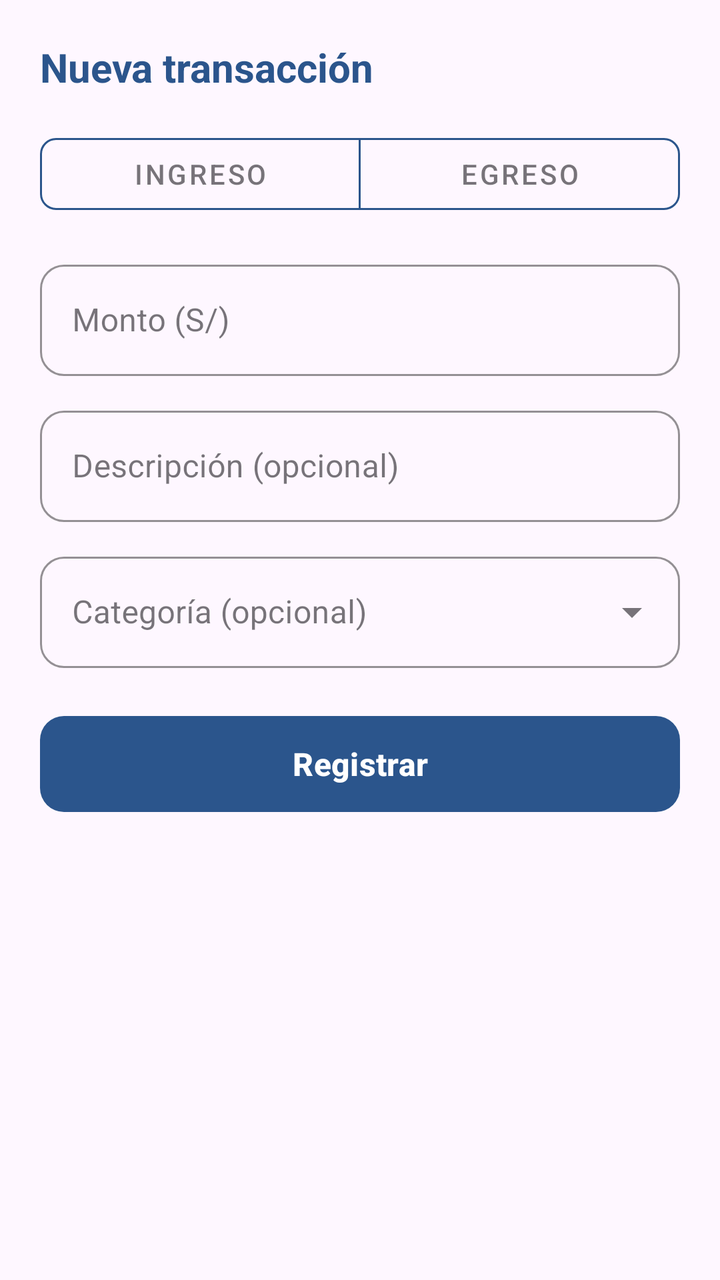
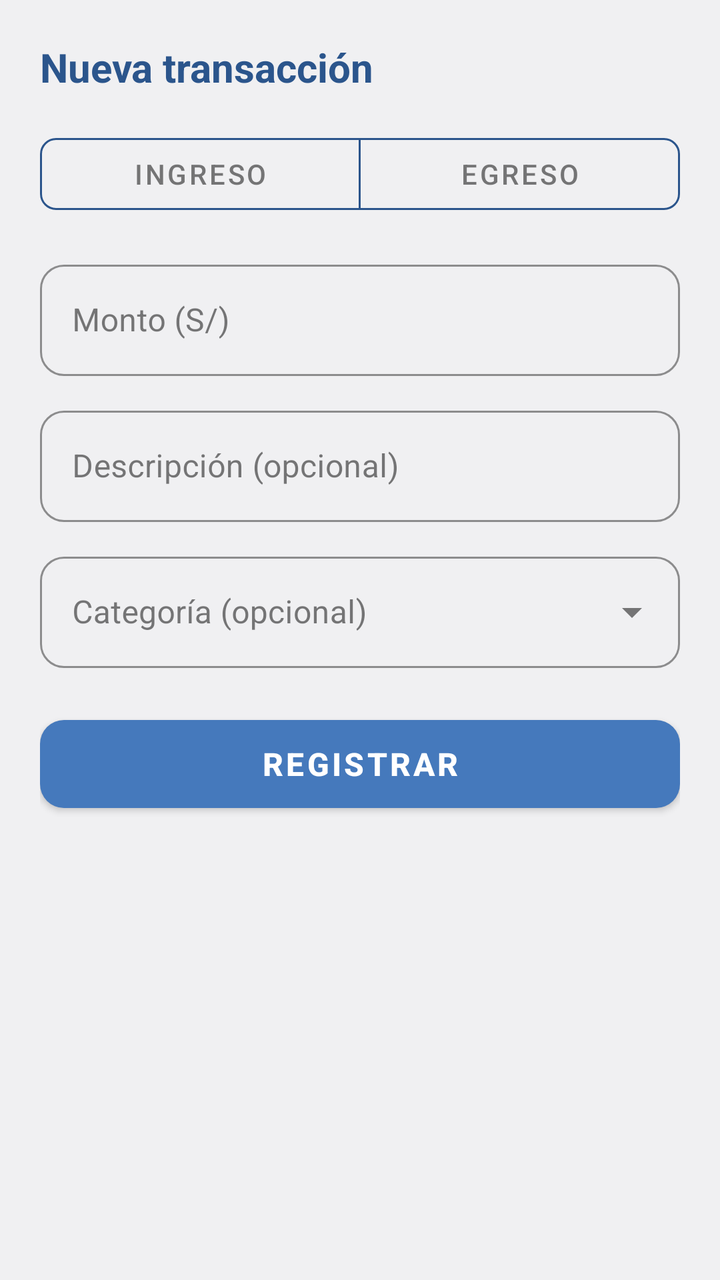

The first picture is an Android layout as it rendered before a commit; the second is the same layout after the commit. The layout source and the unified diff follow.
<!-- AndroidManifest.xml: application theme Theme.Finanzas_independientes_app -->
<!-- res/layout/dialog_add_transaction.xml -->
<?xml version="1.0" encoding="utf-8"?>
<LinearLayout
    xmlns:android="http://schemas.android.com/apk/res/android"
    xmlns:app="http://schemas.android.com/apk/res-auto"
    android:layout_width="match_parent"
    android:layout_height="wrap_content"
    android:orientation="vertical"
    android:padding="20dp">

    <TextView
        android:layout_width="wrap_content"
        android:layout_height="wrap_content"
        android:text="Nueva transacción"
        android:textColor="#2B558C"
        android:textSize="20sp"
        android:textStyle="bold"
        android:layout_marginBottom="16dp" />

    
    <com.google.android.material.button.MaterialButtonToggleGroup
        android:id="@+id/toggleTipo"
        android:layout_width="match_parent"
        android:layout_height="wrap_content"
        android:layout_marginBottom="16dp"
        app:singleSelection="true"
        app:selectionRequired="true">

        <com.google.android.material.button.MaterialButton
            android:id="@+id/btnTipoIngreso"
            style="@style/Widget.MaterialComponents.Button.OutlinedButton"
            android:layout_width="0dp"
            android:layout_height="wrap_content"
            android:layout_weight="1"
            android:text="Ingreso"
            android:textSize="14sp"
            app:strokeColor="#2B558C"
            app:cornerRadius="8dp" />

        <com.google.android.material.button.MaterialButton
            android:id="@+id/btnTipoEgreso"
            style="@style/Widget.MaterialComponents.Button.OutlinedButton"
            android:layout_width="0dp"
            android:layout_height="wrap_content"
            android:layout_weight="1"
            android:text="Egreso"
            android:textSize="14sp"
            app:strokeColor="#2B558C"
            app:cornerRadius="8dp" />

    </com.google.android.material.button.MaterialButtonToggleGroup>

    
    <com.google.android.material.textfield.TextInputLayout
        android:id="@+id/tilMonto"
        style="@style/Widget.MaterialComponents.TextInputLayout.OutlinedBox"
        android:layout_width="match_parent"
        android:layout_height="wrap_content"
        android:layout_marginBottom="12dp"
        android:hint="Monto (S/)"
        app:boxStrokeColor="#2B558C"
        app:hintTextColor="#2B558C"
        app:boxCornerRadiusTopStart="12dp"
        app:boxCornerRadiusTopEnd="12dp"
        app:boxCornerRadiusBottomStart="12dp"
        app:boxCornerRadiusBottomEnd="12dp">

        <com.google.android.material.textfield.TextInputEditText
            android:id="@+id/etMonto"
            android:layout_width="match_parent"
            android:layout_height="wrap_content"
            android:inputType="numberDecimal" />

    </com.google.android.material.textfield.TextInputLayout>

    
    <com.google.android.material.textfield.TextInputLayout
        android:id="@+id/tilDescripcion"
        style="@style/Widget.MaterialComponents.TextInputLayout.OutlinedBox"
        android:layout_width="match_parent"
        android:layout_height="wrap_content"
        android:layout_marginBottom="12dp"
        android:hint="Descripción (opcional)"
        app:boxStrokeColor="#2B558C"
        app:hintTextColor="#2B558C"
        app:boxCornerRadiusTopStart="12dp"
        app:boxCornerRadiusTopEnd="12dp"
        app:boxCornerRadiusBottomStart="12dp"
        app:boxCornerRadiusBottomEnd="12dp">

        <com.google.android.material.textfield.TextInputEditText
            android:id="@+id/etDescripcion"
            android:layout_width="match_parent"
            android:layout_height="wrap_content"
            android:inputType="text" />

    </com.google.android.material.textfield.TextInputLayout>

    
    <com.google.android.material.textfield.TextInputLayout
        android:id="@+id/tilCategoria"
        style="@style/Widget.MaterialComponents.TextInputLayout.OutlinedBox.ExposedDropdownMenu"
        android:layout_width="match_parent"
        android:layout_height="wrap_content"
        android:layout_marginBottom="20dp"
        android:hint="Categoría (opcional)"
        app:boxStrokeColor="#2B558C"
        app:hintTextColor="#2B558C"
        app:boxCornerRadiusTopStart="12dp"
        app:boxCornerRadiusTopEnd="12dp"
        app:boxCornerRadiusBottomStart="12dp"
        app:boxCornerRadiusBottomEnd="12dp">

        <AutoCompleteTextView
            android:id="@+id/actvCategoria"
            android:layout_width="match_parent"
            android:layout_height="wrap_content"
            android:inputType="none"
            android:text=""
            android:focusable="false" />

    </com.google.android.material.textfield.TextInputLayout>

    
    <com.google.android.material.button.MaterialButton
        android:id="@+id/btnConfirmarTransaccion"
        android:layout_width="match_parent"
        android:layout_height="56dp"
        android:text="Registrar"
        android:textColor="#FFFFFF"
        android:textSize="16sp"
        android:textStyle="bold"
        app:backgroundTint="#2B558C"
        app:cornerRadius="12dp" />

</LinearLayout>
<!-- resources referenced by this layout -->
<resources>
  <style name="Theme.Finanzas_independientes_app" parent="Base.Theme.Finanzas_independientes_app" />
  <style name="Base.Theme.Finanzas_independientes_app" parent="Theme.Material3.DayNight.NoActionBar">
          
          
      </style>
</resources>

<!-- the commit's change to res/layout/dialog_add_transaction.xml (unified diff, before → after) -->
@@ -11,7 +11,7 @@
         android:layout_width="wrap_content"
         android:layout_height="wrap_content"
         android:text="Nueva transacción"
-        android:textColor="#2B558C"
+        android:textColor="@color/blue_dark"
         android:textSize="20sp"
         android:textStyle="bold"
         android:layout_marginBottom="16dp" />
@@ -33,7 +33,7 @@
             android:layout_weight="1"
             android:text="Ingreso"
             android:textSize="14sp"
-            app:strokeColor="#2B558C"
+            app:strokeColor="@color/blue_dark"
             app:cornerRadius="8dp" />
 
         <com.google.android.material.button.MaterialButton
@@ -44,7 +44,7 @@
             android:layout_weight="1"
             android:text="Egreso"
             android:textSize="14sp"
-            app:strokeColor="#2B558C"
+            app:strokeColor="@color/blue_dark"
             app:cornerRadius="8dp" />
 
     </com.google.android.material.button.MaterialButtonToggleGroup>
@@ -57,8 +57,8 @@
         android:layout_height="wrap_content"
         android:layout_marginBottom="12dp"
         android:hint="Monto (S/)"
-        app:boxStrokeColor="#2B558C"
-        app:hintTextColor="#2B558C"
+        app:boxStrokeColor="@color/blue_dark"
+        app:hintTextColor="@color/blue_dark"
         app:boxCornerRadiusTopStart="12dp"
         app:boxCornerRadiusTopEnd="12dp"
         app:boxCornerRadiusBottomStart="12dp"
@@ -80,8 +80,8 @@
         android:layout_height="wrap_content"
         android:layout_marginBottom="12dp"
         android:hint="Descripción (opcional)"
-        app:boxStrokeColor="#2B558C"
-        app:hintTextColor="#2B558C"
+        app:boxStrokeColor="@color/blue_dark"
+        app:hintTextColor="@color/blue_dark"
         app:boxCornerRadiusTopStart="12dp"
         app:boxCornerRadiusTopEnd="12dp"
         app:boxCornerRadiusBottomStart="12dp"
@@ -103,8 +103,8 @@
         android:layout_height="wrap_content"
         android:layout_marginBottom="20dp"
         android:hint="Categoría (opcional)"
-        app:boxStrokeColor="#2B558C"
-        app:hintTextColor="#2B558C"
+        app:boxStrokeColor="@color/blue_dark"
+        app:hintTextColor="@color/blue_dark"
         app:boxCornerRadiusTopStart="12dp"
         app:boxCornerRadiusTopEnd="12dp"
         app:boxCornerRadiusBottomStart="12dp"
@@ -123,13 +123,9 @@
     
     <com.google.android.material.button.MaterialButton
         android:id="@+id/btnConfirmarTransaccion"
+        style="@style/Widget.App.Button"
         android:layout_width="match_parent"
         android:layout_height="56dp"
-        android:text="Registrar"
-        android:textColor="#FFFFFF"
-        android:textSize="16sp"
-        android:textStyle="bold"
-        app:backgroundTint="#2B558C"
-        app:cornerRadius="12dp" />
+        android:text="Registrar" />
 
 </LinearLayout>
<!-- resource entries referenced after the edit -->
@@ -1,9 +1,39 @@
 <!-- resources referenced by this layout -->
 <resources>
+  <color name="blue_dark">#2B558C</color>
+  <style name="Widget.App.Button" parent="Widget.MaterialComponents.Button">
+          <item name="android:minHeight">56dp</item>
+          <item name="backgroundTint">@color/blue_primary</item>
+          <item name="android:textColor">@color/white</item>
+          <item name="android:textSize">16sp</item>
+          <item name="android:textStyle">bold</item>
+          <item name="shapeAppearance">@style/ShapeAppearance.App.MediumComponent</item>
+      </style>
   <style name="Theme.Finanzas_independientes_app" parent="Base.Theme.Finanzas_independientes_app" />
+  <color name="blue_primary">#4579BC</color>
+  <color name="white">#FFFFFF</color>
+  <style name="ShapeAppearance.App.MediumComponent" parent="ShapeAppearance.Material3.MediumComponent">
+          <item name="cornerSize">12dp</item>
+      </style>
   <style name="Base.Theme.Finanzas_independientes_app" parent="Theme.Material3.DayNight.NoActionBar">
-          
-          
+          <item name="colorPrimary">@color/blue_primary</item>
+          <item name="colorOnPrimary">@color/white</item>
+          <item name="colorSecondary">@color/blue_dark</item>
+          <item name="colorOnSecondary">@color/white</item>
+          <item name="colorSurface">@color/surface</item>
+          <item name="colorOnSurface">@color/on_surface</item>
+          <item name="colorSurfaceVariant">@color/surface_variant</item>
+          <item name="colorOnSurfaceVariant">@color/on_surface_variant</item>
+          <item name="android:colorBackground">@color/background</item>
+          <item name="colorError">@color/error_red</item>
+          <item name="colorOutline">@color/outline</item>
       </style>
+  <color name="surface">#FFFFFF</color>
+  <color name="on_surface">#222222</color>
+  <color name="surface_variant">#F0F0F2</color>
+  <color name="on_surface_variant">#555555</color>
+  <color name="background">#F0F0F2</color>
+  <color name="error_red">#B00020</color>
+  <color name="outline">#C4C4C4</color>
 </resources>
 
